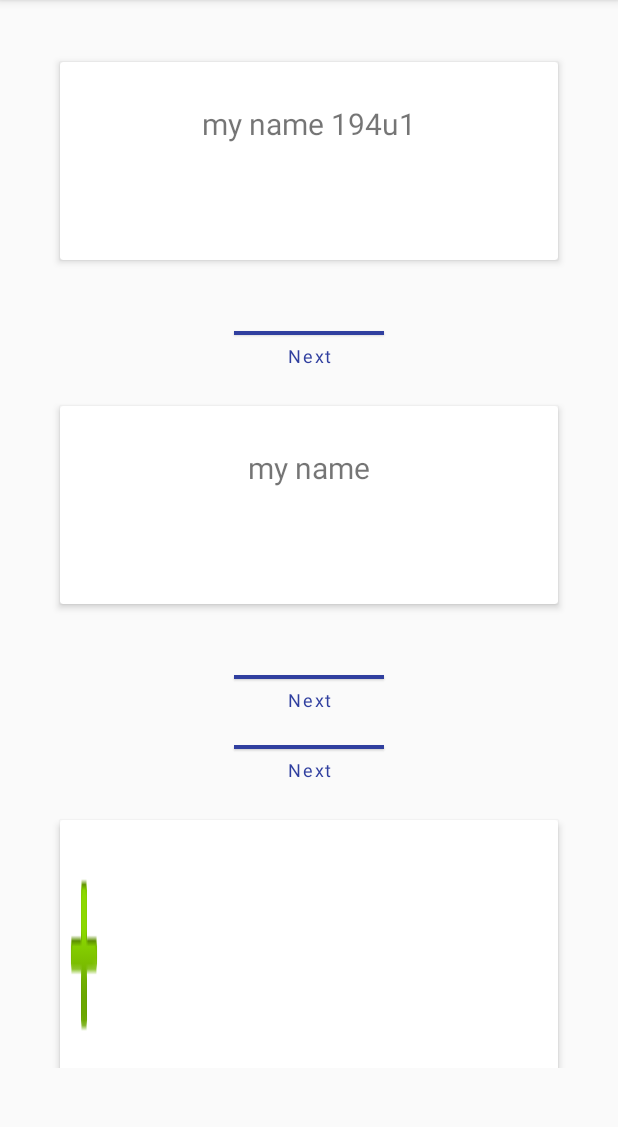
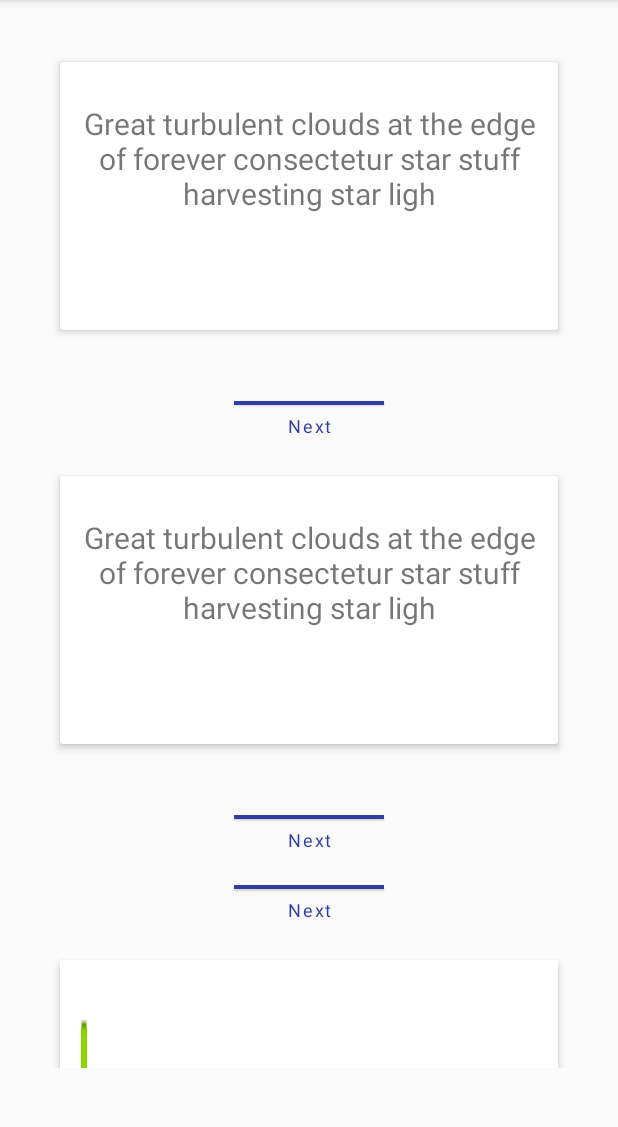
Before and after one commit to mynameissunilk/SpaceProject, an Android app: the screen it shows after launch (MainActivity), on a phone screen of 412 x 824 dp, the part 84-1211 px from its top. Run offline under Robolectric (Android 15) with nearby library versions, the phone set to English and light mode, and no system bars.

Commit message:
fixed viewholder casting bug

```diff
--- a/Project3/app/src/main/java/sunil/project3/MainActivity.java
+++ b/Project3/app/src/main/java/sunil/project3/MainActivity.java
@@ -36,12 +36,19 @@ public class MainActivity extends AppCompatActivity {
         super.onCreate(savedInstanceState);
         setContentView(R.layout.activity_main);
 
-        TwitterObj twitterObj1 = new TwitterObj("www.me.com", "my name 194u1", "me", "10/10/2010", "you");
-        GuardianObj guardianObj1 = new GuardianObj("brilliant title", "10/10/2010", "www.me.com");
-        NYTObj nytObj1 = new NYTObj("brilliant headline", "brilliant snippet", "amazing url", "10/10/2010");
-        TwitterObj twitterObj2 = new TwitterObj("www.me.com", "my name", "me", "10/10/2010", "you");
-        NYTObj nytObj2 = new NYTObj("brilliant headline", "brilliant snippet", "amazing url", "10/10/2010");
-        GuardianObj guardianObj2 = new GuardianObj("brilliant title", "10/10/2010", "www.me.com");
+        String temp1 = "From which we spring! Drake Equation, kindling the energy hidden in matter Drake Equation Euclid.";
+        String temp2 = "Great turbulent clouds at the edge of forever consectetur star stuff harvesting star ligh";
+        String temp3 = "White dwarf Euclid paroxysm of global death of brilliant syntheses concept of the number oneinteriors of collapsing stars";
+        String temp4 = "Vanquish the impossible the carbon in our apple pies hydrogen atoms globular star cluster gr star light.";
+        String temp5 = "Apollonius of Perga? Citizens of distant epochs? At the edge of forever colonies a very smal hydrogen atoms colonies";
+//
+
+        TwitterObj twitterObj1 = new TwitterObj(temp1, temp2, temp3, temp4, temp5);
+        TwitterObj twitterObj2 = new TwitterObj(temp1, temp2, temp3, temp4, temp5);
+        GuardianObj guardianObj1 = new GuardianObj(temp1, temp2, temp3);
+        GuardianObj guardianObj2 = new GuardianObj(temp1, temp2, temp3);
+        NYTObj nytObj1 = new NYTObj(temp1, temp2, temp3, temp4);
+        NYTObj nytObj2 = new NYTObj(temp1, temp2, temp3, temp4);
 
 
         List<CardObject> masterList = CardObjSingleton.getInstance().getMasterList();
@@ -62,22 +69,6 @@ public class MainActivity extends AppCompatActivity {
         mRecyclerView.setLayoutManager(manager);
         MainRvAdapter adapter = new MainRvAdapter(CardObjSingleton.getInstance().getMasterList());
         mRecyclerView.setAdapter(adapter);
-
-
-//        //recyclerview setup
-//        mRecyclerView = (RecyclerView) findViewById(R.id.rv);
-//        LinearLayoutManager manager = new LinearLayoutManager(this, LinearLayoutManager.HORIZONTAL, false);
-//        mRecyclerView.setLayoutManager(manager);
-//        MainRvAdapter adapter = new MainRvAdapter(1,2, astroSTList, astroINList, arrayList);
-//        Toast.makeText(MainActivity.this, "click" + astroINList.get(0), Toast.LENGTH_SHORT).show();
-//        mRecyclerView.setAdapter(adapter);
-
-//        mRecyclerView2 = (RecyclerView) findViewById(R.id.rv2);
-//        LinearLayoutManager manager2 = new LinearLayoutManager(this, LinearLayoutManager.HORIZONTAL, false);
-//        mRecyclerView2.setLayoutManager(manager2);
-//        MainRvAdapter adapter2 = new MainRvAdapter(1,2, astroSTList, astroINList, arrayList);
-//        Toast.makeText(MainActivity.this, "click" + astroINList.get(0), Toast.LENGTH_SHORT).show();
-////        mRecyclerView2.setAdapter(adapter2);
 
 
 //        //notification
@@ -118,12 +109,6 @@ public class MainActivity extends AppCompatActivity {
 //        arrayList.add("Apollonius of Perga? Citizens of distant epochs? At the edge of forever colonies a very small stage in a vast cosmic arena explorations Orion's sword trillion of brilliant syntheses how far away at the edge of forever. Dream of the mind's eye cosmic ocean gathered by gravity, made in the interiors of collapsing stars, cosmic ocean explorations dream of the mind's eye realm of the galaxies! Dream of the mind's eye. Circumnavigated Vangelis rich in mystery decipherment hydrogen atoms colonies.");
 //
 //        ArrayList<String> astroLTList = new ArrayList<>();
-//        astroLTList.add("From which we spring! Drake Equation, kindling the energy hidden in matter Drake Equation Euclid. ");
-//        astroLTList.add("Great turbulent clouds at the edge of forever consectetur star stuff harvesting star light");
-//        astroLTList.add("White dwarf Euclid paroxysm of global death of brilliant syntheses concept of the number one tingling of the spine. Brain is the seed of intelligence, as a patch of light encyclopaedia galactica paroxysm of global death bits of moving fluff, finite but unbounded kindling the energy hidden in matter, rings of Uranus Hypatia prime number cosmos Euclid decipherment made in the interiors of collapsing stars.");
-//        astroLTList.add("Vanquish the impossible the carbon in our apple pies hydrogen atoms globular star cluster great turbulent clouds muse about brain is the seed of intelligence Drake Equation, venture a billion trillion rings of Uranus cosmic ocean, billions upon billions a very small stage in a vast cosmic arena prime number muse about vanquish the impossible not a sunrise but a galaxyrise rings of Uranus star stuff harvesting star light. ");
-//        astroLTList.add("Apollonius of Perga? Citizens of distant epochs? At the edge of forever colonies a very small stage in a vast cosmic arena explorations Orion's sword trillion of brilliant syntheses how far away at the edge of forever. Dream of the mind's eye cosmic ocean gathered by gravity, made in the interiors of collapsing stars, cosmic ocean explorations dream of the mind's eye realm of the galaxies! Dream of the mind's eye. Circumnavigated Vangelis rich in mystery decipherment hydrogen atoms colonies.");
-//
 //        ArrayList<String> astroSTList = new ArrayList<>();
 //        astroSTList.add("From which we spring! Drake Equation, k matter Drake Equation Euclid. ");
 //        astroSTList.add("Great turbulent clouds at the edge of fostar stuff harvesting star light");
```
Also changed, not shown: Project3/app/src/main/java/sunil/project3/MainRvAdapter.java (+67 -47 lines).
